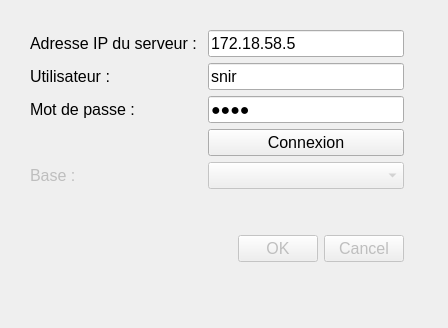
Old version of the form 10_Banque/connexion.ui in the repository TheoMichaud/Apprendre_QT.
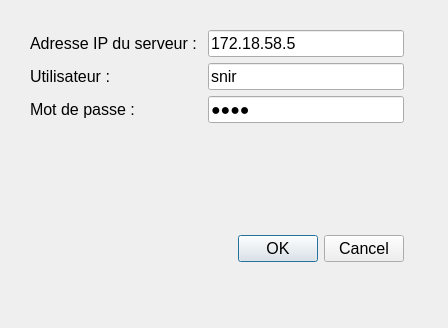
New version of the form.

Patch:
```diff
--- a/10_Banque/connexion.ui
+++ b/10_Banque/connexion.ui
@@ -106,51 +106,12 @@
         </property>
        </widget>
       </item>
-      <item row="5" column="0">
-       <widget class="QLabel" name="label_Base">
-        <property name="enabled">
-         <bool>false</bool>
-        </property>
-        <property name="font">
-         <font>
-          <pointsize>12</pointsize>
-         </font>
-        </property>
-        <property name="text">
-         <string>Base : </string>
-        </property>
-       </widget>
-      </item>
-      <item row="5" column="1">
-       <widget class="QComboBox" name="comboBoxBases">
-        <property name="enabled">
-         <bool>false</bool>
-        </property>
-        <property name="font">
-         <font>
-          <pointsize>12</pointsize>
-         </font>
-        </property>
-       </widget>
-      </item>
-      <item row="4" column="1">
-       <widget class="QPushButton" name="pushButton">
-        <property name="font">
-         <font>
-          <pointsize>12</pointsize>
-         </font>
-        </property>
-        <property name="text">
-         <string>Connexion</string>
-        </property>
-       </widget>
-      </item>
      </layout>
     </item>
     <item>
      <widget class="QDialogButtonBox" name="buttonBox">
       <property name="enabled">
-       <bool>false</bool>
+       <bool>true</bool>
       </property>
       <property name="font">
        <font>
```
